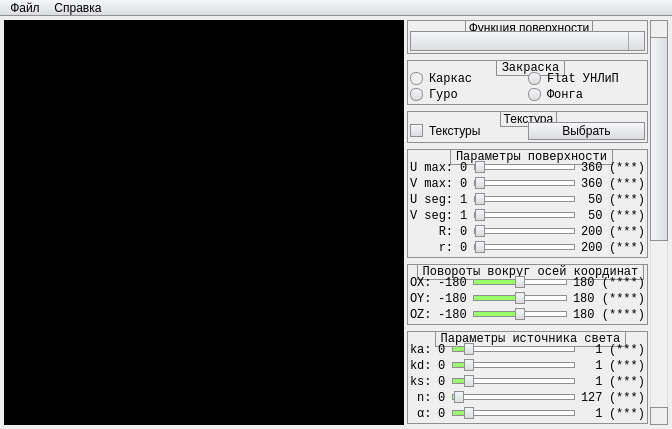
The window that mainwindow.ui (zingibertram/igs-l4) describes before a commit, drawn with Qt 5.
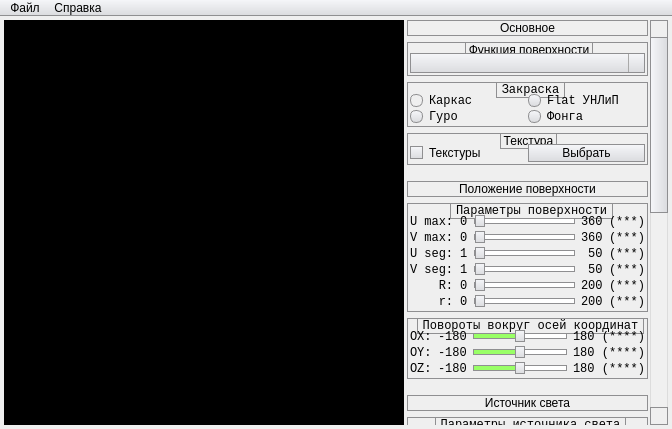
The same window after the commit. Icons and pictures are not drawn. Custom widgets are drawn as their Qt base class.

The edit to the form file:
```diff
--- a/mainwindow.ui
+++ b/mainwindow.ui
@@ -383,6 +383,36 @@
 	background: rgb(0, 204, 51);
 	border: 1px solid #8f8f91;
 }
+
+
+Line
+{
+	border: 1px solid #8f8f91;
+	background-color: qlineargradient(x1: 0, y1: 0, x2: 0, y2: 1, stop: 0 #f6f7fa, stop: 1 #dadbde);
+}
+
+
+QLabel#label_SurfaceLocation
+{
+	border: 1px solid #8f8f91;
+	margin-top: 10px;
+}
+
+QLabel#label_SurfaceMain
+{
+	border: 1px solid #8f8f91;
+}
+QLabel#label_LightSource
+{
+	border: 1px solid #8f8f91;
+	margin-top: 10px;
+}
+
+QLabel#label_ColorSelection
+{
+	border: 1px solid #8f8f91;
+	margin-top: 10px;
+}
 </string>
   </property>
   <widget class="QWidget" name="centralWidget">
@@ -444,9 +474,9 @@
        <property name="geometry">
         <rect>
          <x>0</x>
-         <y>0</y>
+         <y>-697</y>
          <width>222</width>
-         <height>989</height>
+         <height>1103</height>
         </rect>
        </property>
        <layout class="QVBoxLayout" name="verticalLayout_5">
@@ -465,6 +495,16 @@
         <property name="bottomMargin">
          <number>0</number>
         </property>
+        <item>
+         <widget class="QLabel" name="label_SurfaceMain">
+          <property name="text">
+           <string>Основное</string>
+          </property>
+          <property name="alignment">
+           <set>Qt::AlignCenter</set>
+          </property>
+         </widget>
+        </item>
         <item>
          <widget class="QGroupBox" name="groupBox_SurfaceFunction">
           <property name="title">
@@ -610,6 +650,19 @@
           </layout>
          </widget>
         </item>
+        <item>
+         <widget class="QLabel" name="label_SurfaceLocation">
+          <property name="styleSheet">
+           <string notr="true"/>
+          </property>
+          <property name="text">
+           <string>Положение поверхности</string>
+          </property>
+          <property name="alignment">
+           <set>Qt::AlignCenter</set>
+          </property>
+         </widget>
+        </item>
         <item>
          <widget class="QGroupBox" name="groupBox_SurfaceParams">
           <property name="font">
@@ -1301,6 +1354,16 @@
           </layout>
          </widget>
         </item>
+        <item>
+         <widget class="QLabel" name="label_LightSource">
+          <property name="text">
+           <string>Источник света</string>
+          </property>
+          <property name="alignment">
+           <set>Qt::AlignCenter</set>
+          </property>
+         </widget>
+        </item>
         <item>
          <widget class="QGroupBox" name="groupBox_IlluminantParams">
           <property name="font">
@@ -1943,6 +2006,16 @@
           </layout>
          </widget>
         </item>
+        <item>
+         <widget class="QLabel" name="label_ColorSelection">
+          <property name="text">
+           <string>Выбор цвета</string>
+          </property>
+          <property name="alignment">
+           <set>Qt::AlignCenter</set>
+          </property>
+         </widget>
+        </item>
         <item>
          <widget class="QGroupBox" name="groupBox_IlluminantDottedColor">
           <property name="font">
```
